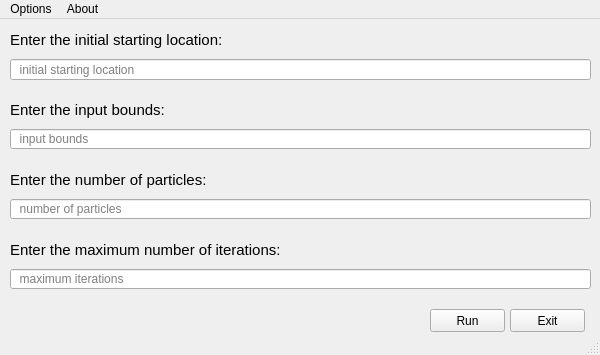
First picture: the form in maingui.ui, repository piratedvirus09/Particle-Swarm-Optimization-with-Python, before the edit.
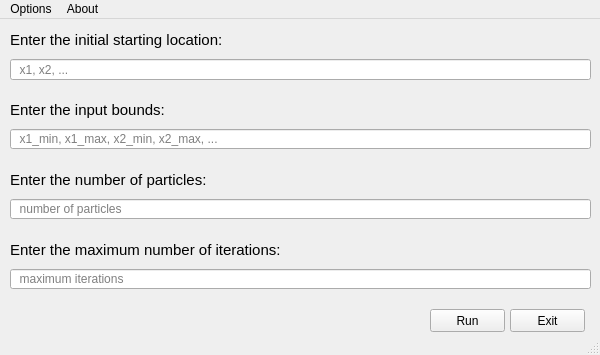
Second picture: the form after the edit.

```diff
--- a/maingui.ui
+++ b/maingui.ui
@@ -36,7 +36,7 @@
      <string/>
     </property>
     <property name="placeholderText">
-     <string>  initial starting location</string>
+     <string>  x1, x2, ...</string>
     </property>
    </widget>
    <widget class="QLabel" name="label">
@@ -92,7 +92,7 @@
      <string>Enter the input bounds as a list of tuples</string>
     </property>
     <property name="placeholderText">
-     <string>  input bounds</string>
+     <string>  x1_min, x1_max, x2_min, x2_max, ...</string>
     </property>
    </widget>
    <widget class="QLabel" name="label_3">
```
Left out of the diff: 1 changed line with no effect on the pictures.
